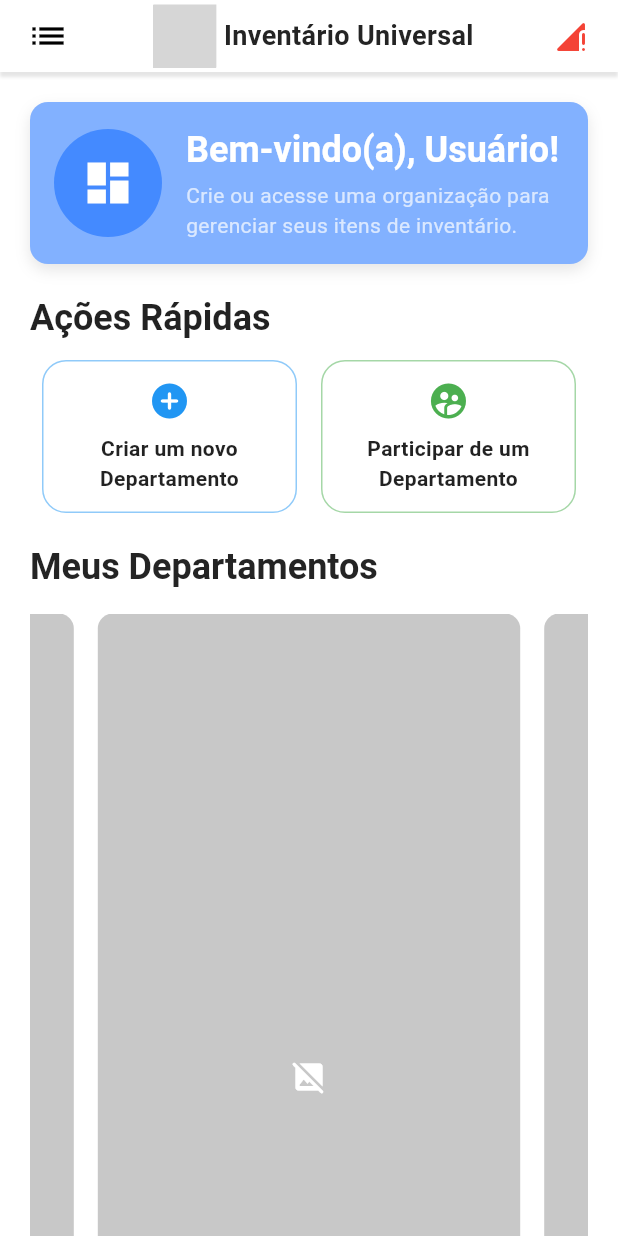
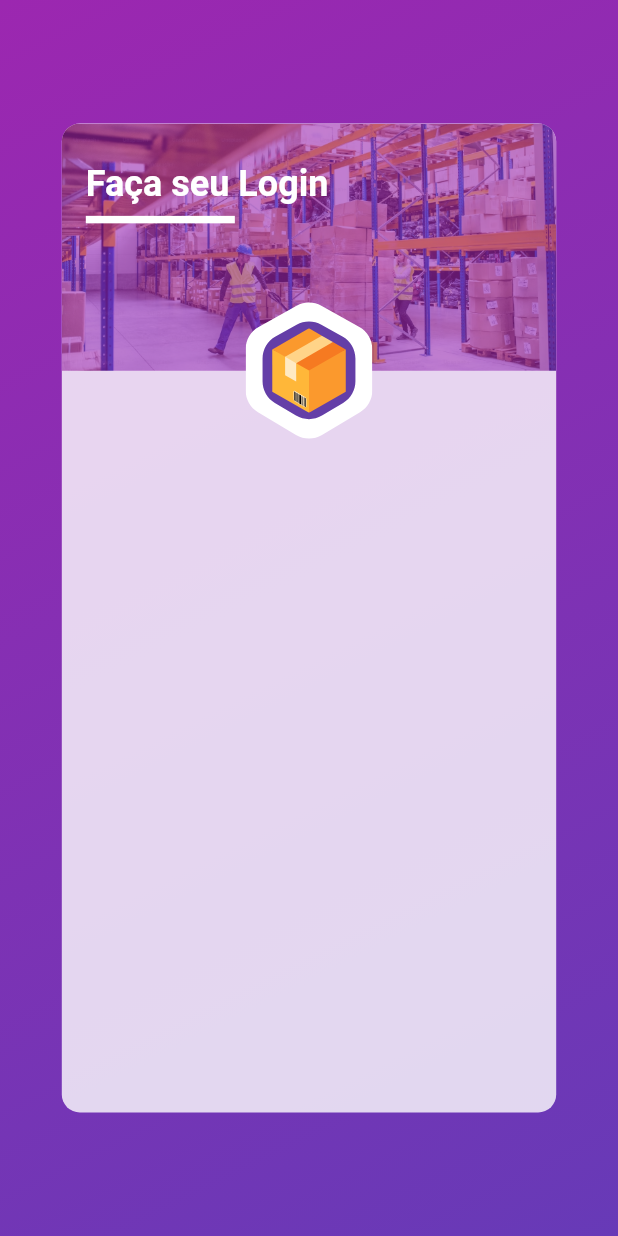
Before and after one commit to stiuff-mobile-devs/inventoryplatform, a Flutter app: the screen it shows after launch, on a phone screen of 412 x 824 dp. Run offline on Flutter 3.47's test engine with Material 3 defaults, Android fonts, the phone set to English and light mode, and no system bars; drawn by our look-alikes of carousel_slider; our stand-ins replace animated_splash_screen, cached_network_image, connectivity_plus, flutter_svg, get, image_picker and 2 more; network calls fail; grey boxes are pictures that could not be loaded.

Commit message:
:sparkles: feat: Criado a tela de login

```diff
--- a/lib/app/routes/app_pages.dart
+++ b/lib/app/routes/app_pages.dart
@@ -5,6 +5,7 @@ import 'package:inventoryplatform/app/routes/app_routes.dart';
 import 'package:inventoryplatform/app/ui/device/departments_form.dart';
 import 'package:inventoryplatform/app/ui/device/home_page.dart';
 import 'package:inventoryplatform/app/ui/device/initial_page.dart';
+import 'package:inventoryplatform/app/ui/device/login_page.dart';
 
 class AppPages {
   static final routes = [
@@ -13,17 +14,15 @@ class AppPages {
       page: () => HomePage(),
       binding: HomeBinding(),
     ),
-
     GetPage(
       name: Routes.INITIAL,
       page: () => InitialPage(),
     ),
-
     GetPage(
       name: Routes.DEPARTMENT,
       page: () => const DepartmentsForm(),
       binding: DepartmentsBinding(),
     ),
-
+    GetPage(name: Routes.LOGIN, page: () => const LoginPage()),
   ];
 }
--- a/lib/app/ui/device/home_page.dart
+++ b/lib/app/ui/device/home_page.dart
@@ -4,7 +4,8 @@ import 'package:get/get.dart';
 import 'package:inventoryplatform/app/controllers/home_controller.dart';
 import 'package:inventoryplatform/app/routes/app_routes.dart';
 import 'package:inventoryplatform/app/ui/device/theme/base_scaffold.dart';
-import 'package:inventoryplatform/app/ui/device/theme/carousel_section.dart' as w;
+import 'package:inventoryplatform/app/ui/device/theme/carousel_section.dart'
+    as w;
 
 class HomePage extends StatelessWidget {
   final HomeController controller = Get.put(HomeController());
@@ -110,7 +111,7 @@ class HomePage extends StatelessWidget {
         const SizedBox(height: 12),
         Row(
           mainAxisAlignment: MainAxisAlignment.spaceBetween,
-            children: [
+          children: [
             _buildQuickActionButton(
               icon: Icons.add_circle_rounded,
               label: 'Criar um novo Departamento',
--- a/lib/app/ui/device/initial_page.dart
+++ b/lib/app/ui/device/initial_page.dart
@@ -1,7 +1,10 @@
 import 'package:animated_splash_screen/animated_splash_screen.dart';
 import 'package:flutter/material.dart';
 import 'package:flutter_svg/svg.dart';
+import 'package:get/get_navigation/src/routes/default_route.dart';
+import 'package:inventoryplatform/app/routes/app_pages.dart';
 import 'package:inventoryplatform/app/ui/device/home_page.dart';
+import 'package:inventoryplatform/app/ui/device/login_page.dart';
 
 class InitialPage extends StatelessWidget {
   const InitialPage({super.key});
@@ -24,11 +27,9 @@ class InitialPage extends StatelessWidget {
         AnimatedSplashScreen(
           duration: 5000,
           splash: SvgPicture.asset(
-            'assets/RCLLogo.svg',
-            color: Colors.white,
-
+            'assets/icons/EnhancedAppIcon.svg',
           ),
-          nextScreen:  HomePage(),
+          nextScreen: LoginPage(),
           splashTransition: SplashTransition.fadeTransition,
           backgroundColor: Colors.transparent,
         ),
--- /dev/null
+++ b/lib/app/ui/device/login_page.dart
@@ -0,0 +1,97 @@
+import 'package:flutter/material.dart';
+import 'package:flutter_svg/flutter_svg.dart';
+
+class LoginPage extends StatefulWidget {
+  const LoginPage({super.key});
+
+  @override
+  State<LoginPage> createState() => _LoginPageState();
+}
+
+class _LoginPageState extends State<LoginPage> {
+  @override
+  Widget build(BuildContext context) {
+    double larguraTela = MediaQuery.of(context).size.width;
+    double alturaTela = MediaQuery.of(context).size.height;
+
+    return Container(
+        decoration: const BoxDecoration(
+          gradient: LinearGradient(
+              colors: [Colors.purple, Colors.deepPurple],
+              begin: Alignment.topLeft,
+              end: Alignment.bottomRight),
+        ),
+        child: Center(
+          child: Container(
+            width: larguraTela * 0.8,
+            height: alturaTela * 0.8,
+            decoration: BoxDecoration(
+              color: Colors.white.withOpacity(0.8),
+              borderRadius: BorderRadius.circular(12),
+            ),
+            child: Stack(
+              children: [
+                LoginHeader(
+                  height: alturaTela * 0.2,
+                  width: larguraTela * 0.8,
+                ),
+              ],
+            ),
+          ),
+        ));
+  }
+}
+
+class LoginHeader extends StatelessWidget {
+  final double height;
+  final double width;
+  const LoginHeader({super.key, required this.height, required this.width});
+
+  @override
+  Widget build(BuildContext context) {
+    return Stack(
+      children: [
+        Container(
+          height: height,
+          width: double.infinity,
+          decoration: const BoxDecoration(
+              borderRadius: BorderRadius.vertical(top: Radius.circular(12))),
+          clipBehavior: Clip.antiAlias,
+          child: Image.asset(
+            'assets/images/StockBackground-1472x980.jpg',
+            fit: BoxFit.cover,
+            color: Colors.purple.withOpacity(0.6),
+            colorBlendMode: BlendMode.srcOver,
+          ),
+        ),
+        Padding(
+          padding: EdgeInsets.only(left: 16, top: 24),
+          child: Column(
+            crossAxisAlignment: CrossAxisAlignment.start,
+            children: [
+              Text(
+                'Faça seu Login',
+                style: Theme.of(context).textTheme.headlineSmall?.copyWith(
+                    color: Colors.white, fontWeight: FontWeight.bold),
+              ),
+              Divider(
+                color: Colors.white,
+                thickness: 5,
+                endIndent: width * 0.65,
+              )
+            ],
+          ),
+        ),
+        Positioned(
+          top: (height * 1) - 48,
+          left: 0,
+          right: 0,
+          child: SvgPicture.asset(
+            'assets/icons/EnhancedAppIcon.svg',
+            height: 96,
+          ),
+        ),
+      ],
+    );
+  }
+}
```
Also changed, not shown: pubspec.yaml (+3 -5 lines), assets/icons/EnhancedAppIcon.svg (added), assets/icons/GoogleIcon.svg (added), assets/icons/JustLogoColetor.svg (added), assets/icons/JustLogoInventario.svg (added), assets/images/AppLogo-1024x1024.png (added), assets/images/AppLogoWeb-1024x1024.png (added), assets/images/JustLogoInventarioSplash-1024x1024.png (added), assets/images/Laboratory_1920x1080.jpg (added), assets/images/StockBackground-1472x980.jpg (added), assets/images/Warship_1920x1080.jpg (added), pubspec.lock, 125 other files.
